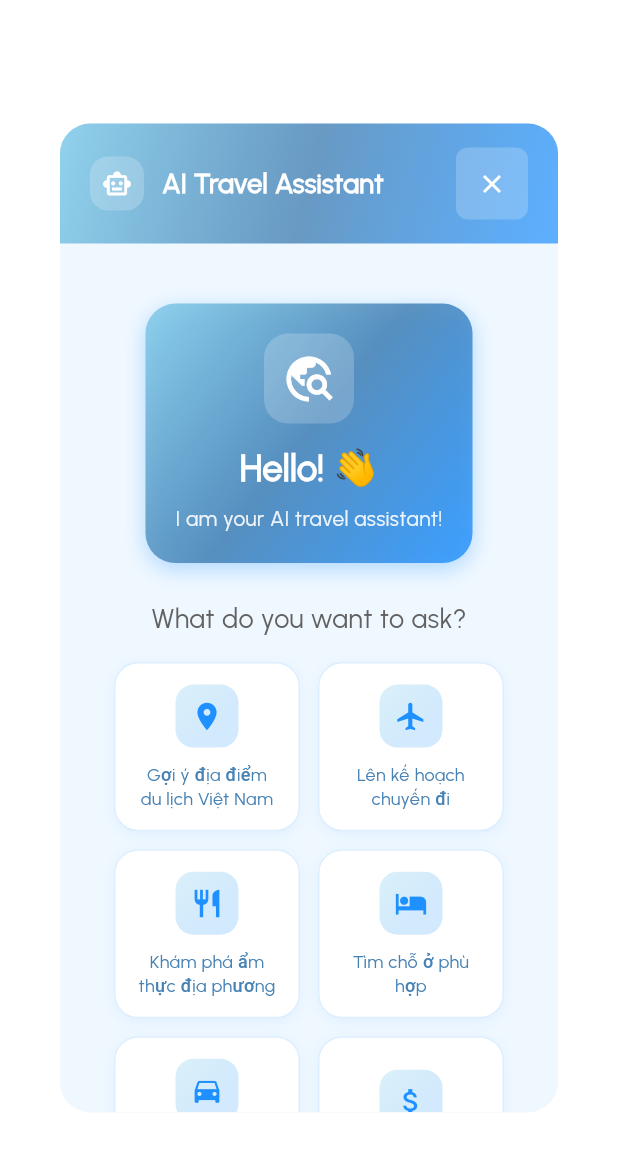
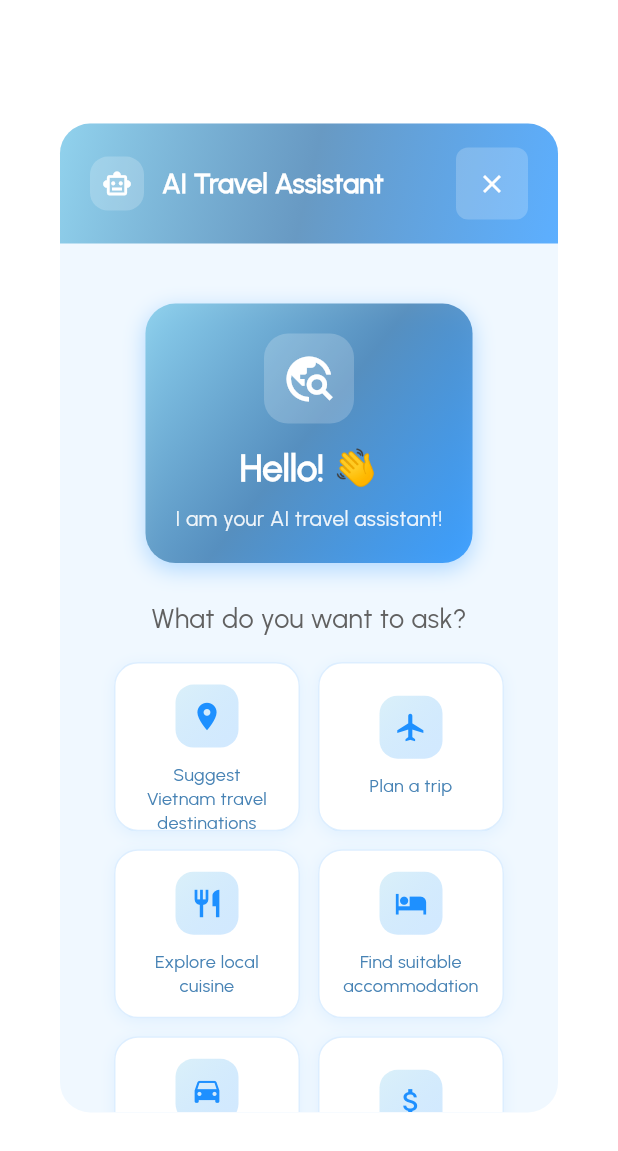
Before and after one commit to lephuckhang186/TravelerApplication, a Flutter app: the AiAssistantDialog widget shown alone on an empty page, opened directly, on a phone screen of 412 x 824 dp. Shown: the top 1151 px of the screen. Run offline on Flutter 3.47's test engine with Material 3 defaults, Android fonts, the light colour scheme and no system bars; our stand-ins replace cloud_firestore, device_preview, dio, dropdown_button2, firebase_auth, firebase_core and 9 more; missing offline and left inert: animate_gradient, bcrypt, dart:html; accounts and stored records are empty; network calls fail.

Commit message:
translate vie to eng in AI and Expense

```diff
--- a/lib/Analysis/screens/analysis_screen.dart
+++ b/lib/Analysis/screens/analysis_screen.dart
@@ -2032,7 +2032,7 @@ class _AnalysisScreenState extends State<AnalysisScreen>
               mainAxisAlignment: MainAxisAlignment.center,
               children: [
                 Text(
-                  'Tổng chi tiêu',
+                  'Total Expenses',
                   style: TextStyle(
                     fontFamily: 'Urbanist-Regular',
                     fontSize: 12,
--- a/lib/Login/services/user_statistics_api_service.dart
+++ b/lib/Login/services/user_statistics_api_service.dart
@@ -3,13 +3,13 @@ import 'package:http/http.dart' as http;
 import '../../Core/config/api_config.dart';
 import '../../Login/services/auth_service.dart';
 
-/// Model cho thống kê người dùng từ Backend API
+/// Model for user statistics from Backend API
 class UserTravelStats {
-  final int totalActivities;     // Tổng số activities
-  final int completedTrips;      // Chuyến đi đã hoàn thành (status completed)
-  final int checkedInLocations;  // Địa điểm đã check-in (check_in = true)
-  final double totalExpenses;    // Tổng chi tiêu thực tế
-  final int totalPlans;          // Tổng số kế hoạch (trips)
+  final int totalActivities;     // Total activities
+  final int completedTrips;      // Completed trips (status completed)
+  final int checkedInLocations;  // Checked-in locations (check_in = true)
+  final double totalExpenses;    // Total actual expenses
+  final int totalPlans;          // Total plans (trips)
 
   UserTravelStats({
     required this.totalActivities,
@@ -30,7 +30,7 @@ class UserTravelStats {
   }
 }
 
-/// Service để lấy thống kê du lịch từ Backend API
+/// Service to get travel statistics from Backend API
 class UserStatisticsApiService {
   static final UserStatisticsApiService _instance = UserStatisticsApiService._internal();
   factory UserStatisticsApiService() => _instance;
@@ -38,7 +38,7 @@ class UserStatisticsApiService {
 
   final AuthService _authService = AuthService();
 
-  /// Lấy headers với Authorization token
+  /// Get headers with Authorization token
   Future<Map<String, String>> _getAuthHeaders() async {
     final token = await _authService.getIdToken();
     final headers = <String, String>{
@@ -53,7 +53,7 @@ class UserStatisticsApiService {
     return headers;
   }
 
-  /// Lấy thống kê từ API activities/statistics
+  /// Get statistics from API activities/statistics
   Future<UserTravelStats> getUserStatistics() async {
     try {
       final headers = await _getAuthHeaders();
@@ -86,7 +86,7 @@ class UserStatisticsApiService {
 
   /// Transform API response to our statistics model
   UserTravelStats _transformApiResponse(Map<String, dynamic> data) {
-    // API trả về activity statistics, ta cần transform cho phù hợp
+    // API returns activity statistics, we need to transform for compatibility
     int totalActivities = data['total_activities'] ?? 0;
     // int completedActivities = 0;
     int checkedInLocations = 0;
@@ -111,7 +111,7 @@ class UserStatisticsApiService {
     );
   }
 
-  /// Lấy thống kê expenses summary từ API
+  /// Get expense summary statistics from API
   Future<Map<String, dynamic>> getExpenseSummary({String? tripId}) async {
     try {
       final headers = await _getAuthHeaders();
@@ -136,7 +136,7 @@ class UserStatisticsApiService {
     }
   }
 
-  /// Lấy trips từ API để đếm tổng plans và completed trips
+  /// Get trips from API to count total plans and completed trips
   Future<Map<String, int>> getTripStatistics() async {
     try {
       final headers = await _getAuthHeaders();
@@ -173,7 +173,7 @@ class UserStatisticsApiService {
     }
   }
 
-  /// Lấy activities để đếm check-in locations
+  /// Get activities to count check-in locations
   Future<int> getCheckedInLocations({String? tripId}) async {
     try {
       final headers = await _getAuthHeaders();
@@ -207,10 +207,10 @@ class UserStatisticsApiService {
     }
   }
 
-  /// Lấy thống kê tổng hợp từ nhiều API endpoints
+  /// Get comprehensive statistics from multiple API endpoints
   Future<UserTravelStats> getCompleteUserStatistics() async {
     try {
-      // Gọi song song các API để tối ưu performance
+      // Call APIs in parallel to optimize performance
       final futures = await Future.wait([
         getUserStatistics(),           // Activity statistics
         getTripStatistics(),          // Trip statistics
@@ -247,7 +247,7 @@ class UserStatisticsApiService {
     }
   }
 
-  /// Format currency cho display
+  /// Format currency for display
   String formatCurrency(double amount) {
     if (amount >= 1000000000) {
       return '${(amount / 1000000000).toStringAsFixed(1)}B';
--- a/lib/Plan/services/ai_trip_planner_service.dart
+++ b/lib/Plan/services/ai_trip_planner_service.dart
@@ -42,7 +42,7 @@ class AITripPlannerService {
         } else {
           return {
             'success': false,
-            'message': responseData['message'] ?? 'Không thể tạo kế hoạch du lịch.',
+            'message': responseData['message'] ?? 'Cannot create travel plan.',
           };
         }
       } else {
--- a/lib/Plan/widgets/ai_assistant_dialog.dart
+++ b/lib/Plan/widgets/ai_assistant_dialog.dart
@@ -153,7 +153,7 @@ class _AiAssistantDialogState extends State<AiAssistantDialog> {
       setState(() {
         _messages.add({
           'role': 'assistant',
-          'content': '🎯 Đang phân tích yêu cầu và tạo kế hoạch du lịch...',
+          'content': '🎯 Analyzing request and creating travel plan...',
         });
       });
 
@@ -172,17 +172,17 @@ class _AiAssistantDialogState extends State<AiAssistantDialog> {
         // Build structured prompt with trip card information
         enhancedPrompt =
             '''
-Thông tin chuyến đi hiện tại (từ Trip Card):
-- Tên chuyến đi: "${trip.name}"
-- Điểm đến: "${trip.destination}"
-- Ngày bắt đầu: "$startDateStr"
-- Ngày kết thúc: "$endDateStr"
-- Số ngày: $durationDays ngày
-- Tổng ngân sách: $totalBudget $currency
-
-Yêu cầu của người dùng: $userMessage
-
-Hãy tạo kế hoạch chi tiết dựa trên thông tin chuyến đi ở trên và yêu cầu của người dùng. Sử dụng CHÍNH XÁC các thông tin về tên, điểm đến, ngày tháng, ngân sách từ Trip Card ở trên.''';
+Current trip information (from Trip Card):
+- Trip name: "${trip.name}"
+- Destination: "${trip.destination}"
+- Start date: "$startDateStr"
+- End date: "$endDateStr"
+- Duration: $durationDays days
+- Total budget: $totalBudget $currency
+
+User request: $userMessage
+
+Please create a detailed plan based on the trip information above and the user's request. Use EXACTLY the trip name, destination, dates, and budget information from the Trip Card above.''';
 
       }
 
@@ -368,13 +368,13 @@ Hãy tạo kế hoạch chi tiết dựa trên thông tin chuyến đi ở trên
       _messages.add({
         'role': 'assistant',
         'content':
-            '✅ Đã tạo kế hoạch du lịch thành công!\n\n'
+            '✅ Travel plan created successfully!\n\n'
             '📋 **${generatedTrip.name}**\n'
-            '📍 **Điểm đến:** ${generatedTrip.destination}\n'
-            '📅 **Thời gian:** ${generatedTrip.startDate.day}/${generatedTrip.startDate.month} - ${generatedTrip.endDate.day}/${generatedTrip.endDate.month}/${generatedTrip.endDate.year}\n'
-            '👥 **Số người:** ${planData['trip_info']['travelers_count'] ?? 1}\n'
-            '💰 **Ngân sách dự kiến:** ${planData['summary']['total_estimated_cost']?.toStringAsFixed(0) ?? 'N/A'} VND\n\n'
-            '🎯 **Các hoạt động chính:**',
+            '📍 **Destination:** ${generatedTrip.destination}\n'
+            '📅 **Duration:** ${generatedTrip.startDate.day}/${generatedTrip.startDate.month} - ${generatedTrip.endDate.day}/${generatedTrip.endDate.month}/${generatedTrip.endDate.year}\n'
+            '👥 **Number of people:** ${planData['trip_info']['travelers_count'] ?? 1}\n'
+            '💰 **Estimated budget:** ${planData['summary']['total_estimated_cost']?.toStringAsFixed(0) ?? 'N/A'} VND\n\n'
+            '🎯 **Main activities:**',
       });
     });
 
@@ -388,7 +388,7 @@ Hãy tạo kế hoạch chi tiết dựa trên thông tin chuyến đi ở trên
       setState(() {
         _messages.add({
           'role': 'assistant',
-          'content': '📅 **Ngày $day:** $activityCount hoạt động',
+          'content': '📅 **Day $day:** $activityCount activities',
         });
       });
     }
@@ -398,10 +398,10 @@ Hãy tạo kế hoạch chi tiết dựa trên thông tin chuyến đi ở trên
       _messages.add({
         'role': 'assistant',
         'content':
-            '🔗 **Tùy chọn:**\n'
-            '• Nhấn "Xem chi tiết" để xem kế hoạch đầy đủ\n'
-            '• Nhấn "Lưu kế hoạch" để lưu vào tài khoản\n'
-            '• Tiếp tục chat để chỉnh sửa kế hoạch',
+            '🔗 **Options:**\n'
+            '• Click "View details" to see the full plan\n'
+            '• Click "Save plan" to save to your account\n'
+            '• Continue chatting to edit the plan',
       });
     });
 
@@ -422,7 +422,7 @@ Hãy tạo kế hoạch chi tiết dựa trên thông tin chuyến đi ở trên
           'new_trip': generatedTrip,
           'plan_data': planData,
           'error':
-              'Kế hoạch được tạo nhưng chưa lưu. Bạn có thể sao chép thông tin để tạo thủ công.',
+              'Plan was created but not saved. You can copy the information to create manually.',
         });
       }
     }
@@ -526,7 +526,7 @@ Hãy tạo kế hoạch chi tiết dựa trên thông tin chuyến đi ở trên
             _messages.add({
               'role': 'assistant',
               'content':
-                  responseData['message'] ?? 'Có lỗi xảy ra khi xử lý yêu cầu.',
+                  responseData['message'] ?? 'An error occurred while processing the request.',
             });
           });
         }
@@ -534,7 +534,7 @@ Hãy tạo kế hoạch chi tiết dựa trên thông tin chuyến đi ở trên
         setState(() {
           _messages.add({
             'role': 'assistant',
-            'content': 'Lỗi kết nối đến máy chủ AI.',
+            'content': 'Error connecting to AI server.',
           });
         });
       }
@@ -542,7 +542,7 @@ Hãy tạo kế hoạch chi tiết dựa trên thông tin chuyến đi ở trên
       setState(() {
         _messages.add({
           'role': 'assistant',
-          'content': 'Có lỗi xảy ra khi xử lý yêu cầu chỉnh sửa kế hoạch.',
+          'content': 'An error occurred while processing the plan editing request.',
         });
       });
     }
@@ -554,13 +554,13 @@ Hãy tạo kế hoạch chi tiết dựa trên thông tin chuyến đi ở trên
 
     // Must contain planning keywords
     bool hasPlanningIntent =
-        lowerMessage.contains('lên kế hoạch') ||
-        lowerMessage.contains('tạo kế hoạch') ||
-        lowerMessage.contains('lập kế hoạch') ||
+        lowerMessage.contains('create plan') ||
+        lowerMessage.contains('make plan') ||
+        lowerMessage.contains('plan trip') ||
         lowerMessage.contains('plan') ||
-        lowerMessage.contains('kế hoạch du lịch') ||
+        lowerMessage.contains('travel plan') ||
         lowerMessage.contains('trip') ||
-        lowerMessage.contains('chuyến đi');
+        lowerMessage.contains('journey');
 
     if (!hasPlanningIntent) return false;
 
@@ -575,18 +575,18 @@ Hãy tạo kế hoạch chi tiết dựa trên thông tin chuyến đi ở trên
     int paramCount = 0;
 
     // Check for duration (days/nights)
-    if (lowerMessage.contains('ngày') ||
-        lowerMessage.contains('đêm') ||
+    if (lowerMessage.contains('day') ||
+        lowerMessage.contains('night') ||
         lowerMessage.contains('day') ||
         lowerMessage.contains('night')) {
       paramCount++;
     }
 
     // Check for budget (money terms)
-    if (lowerMessage.contains('ngân sách') ||
-        lowerMessage.contains('tiền') ||
+    if (lowerMessage.contains('budget') ||
+        lowerMessage.contains('money') ||
         lowerMessage.contains('vnd') ||
-        lowerMessage.contains('triệu') ||
+        lowerMessage.contains('million') ||
         lowerMessage.contains('budget') ||
         lowerMessage.contains('cost') ||
         lowerMessage.contains('million') ||
@@ -595,16 +595,16 @@ Hãy tạo kế hoạch chi tiết dựa trên thông tin chuyến đi ở trên
     }
 
     // Check for number of people
-    if (lowerMessage.contains('người') ||
+    if (lowerMessage.contains('people') ||
         lowerMessage.contains('people') ||
         lowerMessage.contains('person')) {
       paramCount++;
     }
 
-    // Check for destination (common destinations or "tại" keyword)
-    if (lowerMessage.contains('tại ') ||
-        lowerMessage.contains('ở ') ||
-        lowerMessage.contains('đến ') ||
+    // Check for destination (common destinations or "to" keyword)
+    if (lowerMessage.contains('to ') ||
+        lowerMessage.contains('at ') ||
+        lowerMessage.contains('visit ') ||
         lowerMessage.contains('to ') ||
         lowerMessage.contains('tokyo') ||
         lowerMessage.contains('japan') ||
@@ -903,68 +903,68 @@ Hãy tạo kế hoạch chi tiết dựa trên thông tin chuyến đi ở trên
         ? [
             {
               'icon': Icons.people,
-              'text': 'Tạo kế hoạch cho 2 người',
-              'query': 'Tạo kế hoạch cho 2 người',
+              'text': 'Create plan for 2 people',
+              'query': 'Create plan for 2 people',
             },
             {
               'icon': Icons.group,
-              'text': 'Tạo kế hoạch cho 4 người',
-              'query': 'Tạo kế hoạch cho 4 người',
+              'text': 'Create plan for 4 people',
+              'query': 'Create plan for 4 people',
             },
             {
               'icon': Icons.family_restroom,
-              'text': 'Tạo kế hoạch cho gia đình 5 người',
-              'query': 'Tạo kế hoạch cho gia đình 5 người',
+              'text': 'Create plan for family of 5',
+              'query': 'Create plan for family of 5 people',
             },
             {
               'icon': Icons.restaurant,
-              'text': 'Thêm hoạt động ăn uống',
-              'query': 'Thêm các nhà hàng địa phương nổi tiếng vào ngày 1',
+              'text': 'Add dining activities',
+              'query': 'Add famous local restaurants to day 1',
             },
             {
               'icon': Icons.tour,
-              'text': 'Thêm điểm tham quan',
-              'query': 'Thêm các địa điểm tham quan phổ biến vào kế hoạch',
+              'text': 'Add sightseeing',
+              'query': 'Add popular tourist attractions to the plan',
             },
             {
               'icon': Icons.edit_calendar,
-              'text': 'Sửa kế hoạch hiện tại',
-              'query': 'Tôi muốn thay đổi lịch trình ngày đầu tiên',
+              'text': 'Edit current plan',
+              'query': 'I want to change the first day schedule',
             },
           ]
         : [
             {
               'icon': Icons.location_on,
-              'text': 'Gợi ý địa điểm du lịch Việt Nam',
+              'text': 'Suggest Vietnam travel destinations',
               'query':
-                  'Bạn có thể gợi ý cho tôi những địa điểm du lịch nổi tiếng ở Việt Nam không?',
+                  'Can you suggest some famous tourist destinations in Vietnam?',
             },
             {
               'icon': Icons.flight,
-              'text': 'Lên kế hoạch chuyến đi',
+              'text': 'Plan a trip',
               'query':
-                  'Tôi muốn lên kế hoạch cho một chuyến du lịch 3 ngày 2 đêm',
+                  'I want to plan a 3-day 2-night trip',
             },
             {
               'icon': Icons.restaurant,
-              'text': 'Khám phá ẩm thực địa phương',
-              'query': 'Những món ăn đặc sản nào tôi nên thử khi du lịch?',
+              'text': 'Explore local cuisine',
+              'query': 'What local specialties should I try when traveling?',
             },
             {
               'icon': Icons.hotel,
-              'text': 'Tìm chỗ ở phù hợp',
+              'text': 'Find suitable accommodation',
               'query':
-                  'Bạn có thể giúp tôi tìm khách sạn với ngân sách hợp lý không?',
+                  'Can you help me find hotels within a reasonable budget?',
             },
             {
               'icon': Icons.directions_car,
-              'text': 'Phương tiện di chuyển',
-              'query': 'Cách di chuyển tốt nhất giữa các thành phố là gì?',
+              'text': 'Transportation options',
+              'query': 'What is the best way to travel between cities?',
             },
             {
               'icon': Icons.attach_money,
-              'text': 'Ước tính chi phí',
-              'query': 'Chi phí cho một chuyến du lịch thường là bao nhiêu?',
+              'text': 'Estimate costs',
+              'query': 'How much does a trip typically cost?',
             },
           ];
 
--- a/lib/Plan/widgets/ai_assistant_widget.dart
+++ b/lib/Plan/widgets/ai_assistant_widget.dart
@@ -83,7 +83,7 @@ class _AiAssistantPanelState extends State<AiAssistantPanel>
         setState(() {
           _messages.add({
             'content':
-                'Xin lỗi, tôi không thể kết nối đến server AI ngay lúc này. Vui lòng thử lại sau. \n\nLỗi: $e',
+                'Sorry, I cannot connect to the AI server at the moment. Please try again later. \n\nError: $e',
             'role': 'assistant',
           });
           _isLoading = false;
@@ -143,7 +143,7 @@ class _AiAssistantPanelState extends State<AiAssistantPanel>
       if (response.statusCode == 200) {
         final Map<String, dynamic> responseData = json.decode(response.body);
         return responseData['summary'] ??
-            'Xin lỗi, tôi không thể tạo phản hồi.';
+            'Sorry, I cannot generate a response.';
       } else {
         throw Exception('API Error: ${response.statusCode}');
       }
```
Also changed, not shown: lib/Expense/models/expense_models.dart (+16 -16 lines), lib/Expense/utils/expense_integration.dart (+16 -16 lines), lib/Plan/services/ai_plan_editor_service.dart (+53 -54 lines), lib/smart-nofications/providers/smart_notification_provider.dart (+4 -4 lines), lib/smart-nofications/screens/notification_detail_screen.dart (+13 -13 lines), lib/smart-nofications/widgets/smart_notification_widget.dart (+4 -4 lines), 1 other file.
